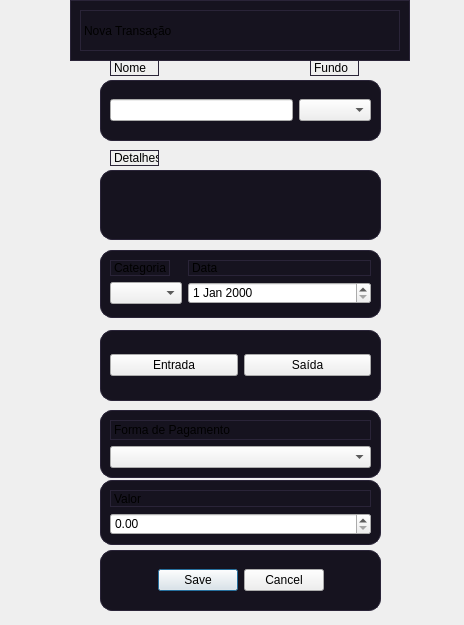
Before: the Qt Designer form dialogtransacao.ui in Gui1-p/Sistema-de-Finan-as, drawn with Qt 5.
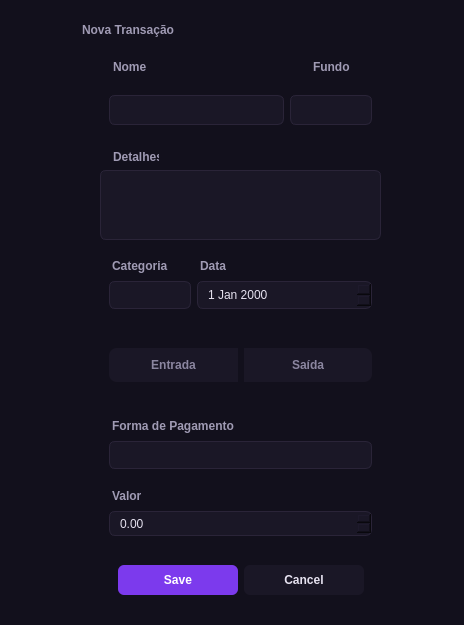
After: the same form once the commit is applied.

Patch:
```diff
--- a/dialogtransacao.ui
+++ b/dialogtransacao.ui
@@ -15,10 +15,82 @@
   </property>
   <property name="styleSheet">
    <string notr="true">QFrame {
-    background-color: rgb(22, 19, 31);
-    border: 1px solid #2a2438;
-    border-radius: 12px;
-}</string>
+    background-color: transparent;
+    border: none;
+}
+
+QDialog {
+    background-color: rgb(18, 16, 28);
+}
+
+QLabel {
+    color: rgb(160, 155, 180);
+    background-color: transparent;
+    font-weight: 500;
+    padding-bottom: 2px;
+}
+
+QLineEdit, QDoubleSpinBox, QDateEdit, QComboBox, QTextEdit {
+    background-color: rgb(26, 23, 38);
+    color: rgb(230, 226, 240);
+    border: 1px solid rgb(42, 36, 56);
+    border-radius: 6px;
+    padding: 6px 8px;
+    selection-background-color: rgb(168, 85, 247);
+}
+
+QLineEdit:focus, QDoubleSpinBox:focus, QDateEdit:focus,
+QComboBox:focus, QTextEdit:focus {
+    border: 1px solid rgb(168, 85, 247);
+}
+
+QComboBox::drop-down {
+    border: none;
+    width: 20px;
+}
+QComboBox QAbstractItemView {
+    background-color: rgb(26, 23, 38);
+    color: rgb(230, 226, 240);
+    selection-background-color: rgb(124, 58, 237);
+    border: 1px solid rgb(42, 36, 56);
+}
+
+QDialogButtonBox QPushButton {
+    background-color: rgb(26, 23, 38);
+    color: rgb(230, 226, 240);
+    border: none;
+    border-radius: 6px;
+    padding: 8px 20px;
+    min-width: 80px;
+    font-weight: 600;
+}
+QDialogButtonBox QPushButton:hover {
+    background-color: rgb(42, 36, 56);
+}
+QDialogButtonBox QPushButton:default {
+    background-color: rgb(124, 58, 237);
+    color: rgb(255, 255, 255);
+}
+QDialogButtonBox QPushButton:default:hover {
+    background-color: rgb(168, 85, 247);
+}
+
+QPushButton#EntradaSelect, QPushButton#SaidaSelect {
+    background-color: rgb(26, 23, 38);
+    color: rgb(139, 134, 160);
+    border: none;
+    padding: 10px 24px;
+    font-weight: 600;
+}
+QPushButton#EntradaSelect { border-top-left-radius: 8px;  border-bottom-left-radius: 8px; }
+QPushButton#SaidaSelect   { border-top-right-radius: 8px; border-bottom-right-radius: 8px; }
+
+QPushButton#EntradaSelect:checked, QPushButton#SaidaSelect:checked {
+    background-color: rgb(124, 58, 237);
+    color: rgb(255, 255, 255);
+}
+
+</string>
   </property>
   <widget class="QFrame" name="frame">
    <property name="geometry">
```
